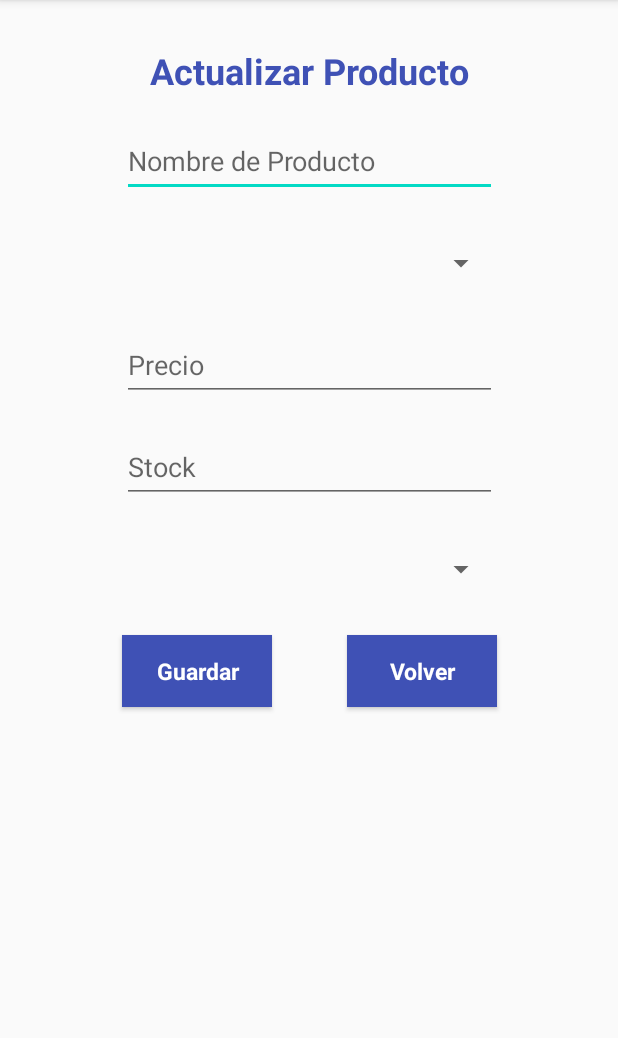
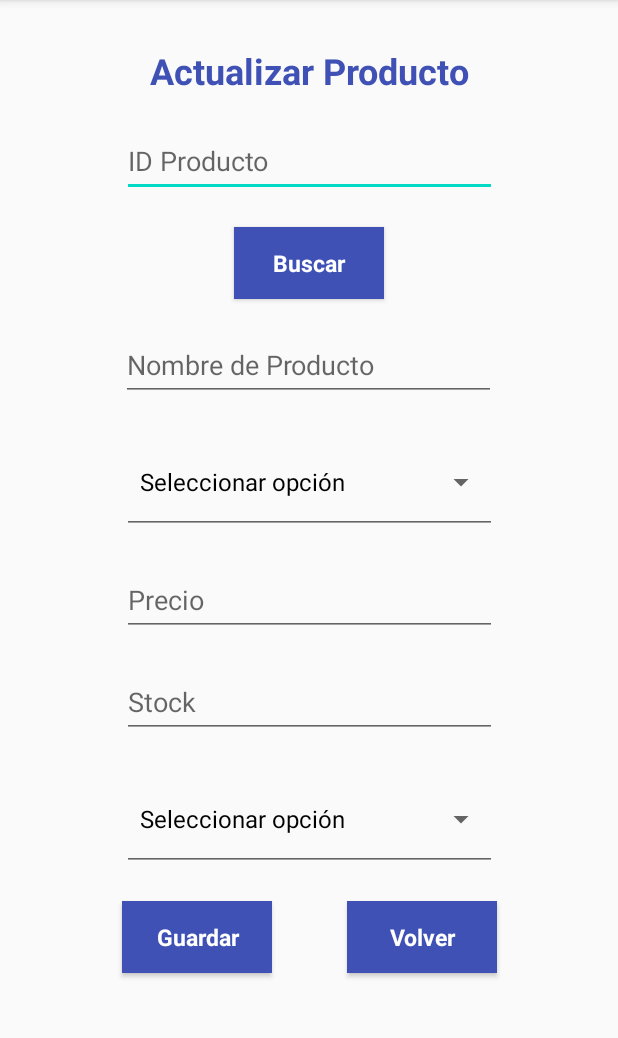
Before and after one commit to BlackTail2000/DAMI_Actividad01_JV, an Android app: the ActualizarProductoActivity screen opened directly, with no data from a screen before it, on a phone screen of 412 x 824 dp, the part 84-1122 px from its top. Run offline under Robolectric (Android 15) with nearby library versions, the phone set to English and light mode, and no system bars.

Commit message:
Botón 'Buscar'

```diff
--- a/app/src/main/java/com/cibertec/dami_actividad01_jv/ActualizarProductoActivity.java
+++ b/app/src/main/java/com/cibertec/dami_actividad01_jv/ActualizarProductoActivity.java
@@ -2,12 +2,70 @@ package com.cibertec.dami_actividad01_jv;
 
 import android.support.v7.app.AppCompatActivity;
 import android.os.Bundle;
+import android.view.View;
+import android.widget.ArrayAdapter;
+import android.widget.EditText;
+import android.widget.Spinner;
+import android.widget.Toast;
 
 public class ActualizarProductoActivity extends AppCompatActivity {
+
+    private EditText edTxtIdProd, edTxtNomProd, edTxtPrecio, edTxtStock;
+    private Spinner spCategorias, spEstados;
 
     @Override
     protected void onCreate(Bundle savedInstanceState) {
         super.onCreate(savedInstanceState);
         setContentView(R.layout.activity_actualizar_producto);
+
+        edTxtIdProd = findViewById(R.id.edTxtIdProdAP);
+        edTxtNomProd = findViewById(R.id.edTxtNomProdAP);
+        edTxtPrecio = findViewById(R.id.edTxtPrecioAP);
+        edTxtStock = findViewById(R.id.edTxtStockAP);
+        spCategorias = findViewById(R.id.spnCategoriasAP);
+        spEstados = findViewById(R.id.spnEstadosAP);
+
+        String[] categorias = {"Seleccionar opción", "Ropa", "Juguetes", "Lactéos"};
+        ArrayAdapter<String> adapterCategorias =
+                new ArrayAdapter<>(this,
+                        android.R.layout.simple_spinner_dropdown_item,
+                        categorias);
+        spCategorias.setAdapter(adapterCategorias);
+
+        String[] estados = {"Seleccionar opción", "Activo", "Inactivo"};
+        ArrayAdapter<String> adapterEstados =
+                new ArrayAdapter<>(this,
+                        android.R.layout.simple_spinner_dropdown_item,
+                        estados);
+        spEstados.setAdapter(adapterEstados);
+    }
+
+    public void buscar(View view) {
+        try {
+            int idProd = Integer.parseInt(edTxtIdProd.getText().toString());
+            if(idProd >= 1) {
+                if (idProd == 1) {
+                    cargarDatosProducto("Rompecabezas", 2, 49.50, 100, 1);
+                } else if (idProd == 2) {
+                    cargarDatosProducto("Leche Gloria", 3, 100.99, 20, 1);
+                } else if (idProd == 3) {
+                    cargarDatosProducto("Polo Manga Larga", 1, 20.50, 10, 2);
+                } else {
+                    Toast.makeText(this, "No se encontró el producto", Toast.LENGTH_LONG).show();
+                }
+            } else {
+                Toast.makeText(this, "Ingresar ID de producto válido", Toast.LENGTH_LONG).show();
+            }
+        } catch (Exception e) {
+            Toast.makeText(this, "Ingresar ID de producto válido", Toast.LENGTH_LONG).show();
+        }
+    }
+
+    public void cargarDatosProducto(String nombre, int categItem, double precio, int stock, int estadoItem) {
+        edTxtNomProd.setText(nombre);
+        spCategorias.setSelection(categItem);
+        edTxtPrecio.setText(precio + "");
+        edTxtStock.setText(stock + "");
+        spEstados.setSelection(estadoItem);
     }
 }
--- a/app/src/main/res/layout/activity_actualizar_producto.xml
+++ b/app/src/main/res/layout/activity_actualizar_producto.xml
@@ -5,6 +5,35 @@
     android:layout_width="match_parent"
     android:layout_height="match_parent"
     tools:context=".ActualizarProductoActivity">
+
+    <EditText
+        android:id="@+id/edTxtIdProdAP"
+        android:layout_width="250sp"
+        android:layout_height="wrap_content"
+        android:layout_marginTop="20dp"
+        android:ems="10"
+        android:hint="ID Producto"
+        android:inputType="number"
+        android:minHeight="48dp"
+        app:layout_constraintEnd_toEndOf="parent"
+        app:layout_constraintStart_toStartOf="parent"
+        app:layout_constraintTop_toBottomOf="@+id/txtTituloAP" />
+
+    <Button
+        android:id="@+id/btnBuscarAP"
+        android:layout_width="100sp"
+        android:layout_height="wrap_content"
+        android:layout_marginTop="20dp"
+        android:background="#3F51B5"
+        android:onClick="buscar"
+        android:text="Buscar"
+        android:textAppearance="@style/TextAppearance.AppCompat.Body1"
+        android:textColor="#FFFFFF"
+        android:textSize="15sp"
+        android:textStyle="bold"
+        app:layout_constraintEnd_toEndOf="parent"
+        app:layout_constraintStart_toStartOf="parent"
+        app:layout_constraintTop_toBottomOf="@+id/edTxtIdProdAP" />
 
     <Button
         android:id="@+id/btnGuardarAP"
@@ -48,8 +77,9 @@
         android:inputType="textPersonName"
         android:minHeight="48dp"
         app:layout_constraintEnd_toEndOf="parent"
+        app:layout_constraintHorizontal_bias="0.496"
         app:layout_constraintStart_toStartOf="parent"
-        app:layout_constraintTop_toBottomOf="@+id/txtTituloAP" />
+        app:layout_constraintTop_toBottomOf="@+id/btnBuscarAP" />
 
     <EditText
         android:id="@+id/edTxtPrecioAP"
@@ -93,6 +123,7 @@
 
     <Spinner
         android:id="@+id/spnCategoriasAP"
+        style="@android:style/Widget.Material.Spinner.Underlined"
         android:layout_width="250dp"
         android:layout_height="wrap_content"
         android:layout_marginTop="20dp"
@@ -103,6 +134,7 @@
 
     <Spinner
         android:id="@+id/spnEstadosAP"
+        style="@android:style/Widget.Material.Spinner.Underlined"
         android:layout_width="250dp"
         android:layout_height="wrap_content"
         android:layout_marginTop="20dp"
```
